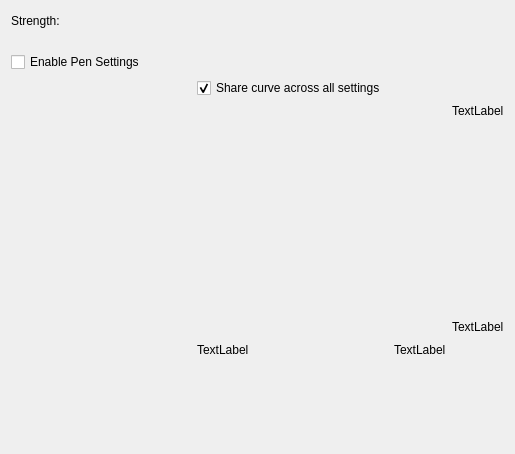
The window that plugins/paintops/libpaintop/forms/wdgcurveoption.ui (KDE/krita) describes before a commit, drawn with Qt 5.
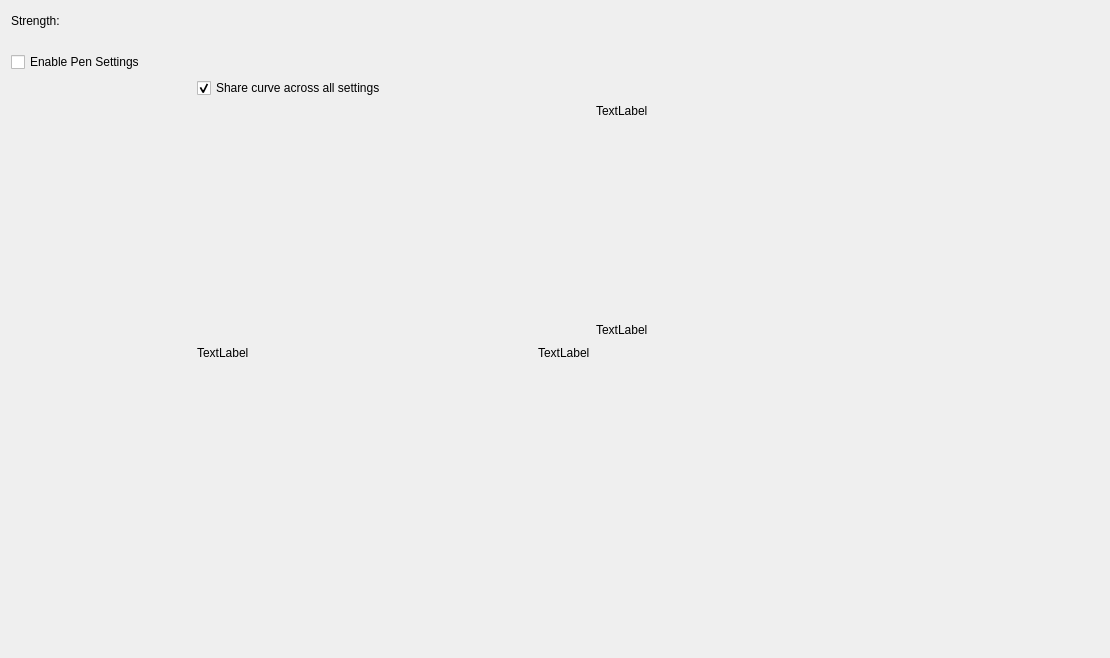
The same window after the commit. Custom widgets are drawn as their Qt base class.

Commit message:
Fix layouts in the PaintOp Settings Popup
1) Make categorized list view return a correct size hint
2) Fix layouts everywhere

Fixes T2588
BUG:362821

What changed in the file:
```diff
--- a/plugins/paintops/libpaintop/forms/wdgcurveoption.ui
+++ b/plugins/paintops/libpaintop/forms/wdgcurveoption.ui
@@ -6,33 +6,11 @@
    <rect>
     <x>0</x>
     <y>0</y>
-    <width>515</width>
-    <height>454</height>
+    <width>1110</width>
+    <height>658</height>
    </rect>
   </property>
-  <layout class="QGridLayout" name="gridLayout_2">
-   <item row="2" column="0" rowspan="4">
-    <widget class="KisMultiSensorsSelector" name="sensorSelector">
-     <property name="sizePolicy">
-      <sizepolicy hsizetype="Fixed" vsizetype="Fixed">
-       <horstretch>0</horstretch>
-       <verstretch>0</verstretch>
-      </sizepolicy>
-     </property>
-     <property name="minimumSize">
-      <size>
-       <width>180</width>
-       <height>360</height>
-      </size>
-     </property>
-     <property name="maximumSize">
-      <size>
-       <width>160</width>
-       <height>16777215</height>
-      </size>
-     </property>
-    </widget>
-   </item>
+  <layout class="QGridLayout" name="gridLayout_3">
    <item row="0" column="0" colspan="2">
     <layout class="QHBoxLayout" name="horizontalLayout">
      <property name="bottomMargin">
@@ -75,27 +53,31 @@
      </item>
     </layout>
    </item>
-   <item row="6" column="0">
-    <spacer name="verticalSpacer_2">
-     <property name="orientation">
-      <enum>Qt::Vertical</enum>
+   <item row="2" column="0">
+    <widget class="KisMultiSensorsSelector" name="sensorSelector" native="true">
+     <property name="sizePolicy">
+      <sizepolicy hsizetype="Fixed" vsizetype="MinimumExpanding">
+       <horstretch>0</horstretch>
+       <verstretch>0</verstretch>
+      </sizepolicy>
      </property>
-     <property name="sizeHint" stdset="0">
+     <property name="minimumSize">
       <size>
-       <width>20</width>
-       <height>40</height>
+       <width>180</width>
+       <height>360</height>
       </size>
      </property>
-    </spacer>
-   </item>
-   <item row="1" column="0">
-    <widget class="QCheckBox" name="checkBoxUseCurve">
-     <property name="text">
-      <string>Enable Pen Settings</string>
+     <property name="maximumSize">
+      <size>
+       <width>160</width>
+       <height>16777215</height>
+      </size>
      </property>
     </widget>
    </item>
    <item row="2" column="1">
+    <layout class="QGridLayout" name="gridLayout_2">
+     <item row="0" column="0">
     <layout class="QGridLayout" name="gridLayout">
      <item row="1" column="1">
       <layout class="QVBoxLayout" name="verticalLayout">
@@ -211,7 +193,20 @@
      </item>
     </layout>
    </item>
-   <item row="4" column="1">
+     <item row="0" column="1">
+      <spacer name="horizontalSpacer_2">
+       <property name="orientation">
+        <enum>Qt::Horizontal</enum>
+       </property>
+       <property name="sizeHint" stdset="0">
+        <size>
+         <width>40</width>
+         <height>20</height>
+        </size>
+       </property>
+      </spacer>
+     </item>
+     <item row="1" column="0">
     <spacer name="verticalSpacer">
      <property name="orientation">
       <enum>Qt::Vertical</enum>
@@ -223,6 +218,15 @@
       </size>
      </property>
     </spacer>
+     </item>
+    </layout>
+   </item>
+   <item row="1" column="0" colspan="2">
+    <widget class="QCheckBox" name="checkBoxUseCurve">
+     <property name="text">
+      <string>Enable Pen Settings</string>
+     </property>
+    </widget>
    </item>
   </layout>
  </widget>
```
Left out of the diff: 120 changed lines with no effect on the pictures. Lines whose indentation alone changed are shown as unchanged. The commit also changes 11 other files.
